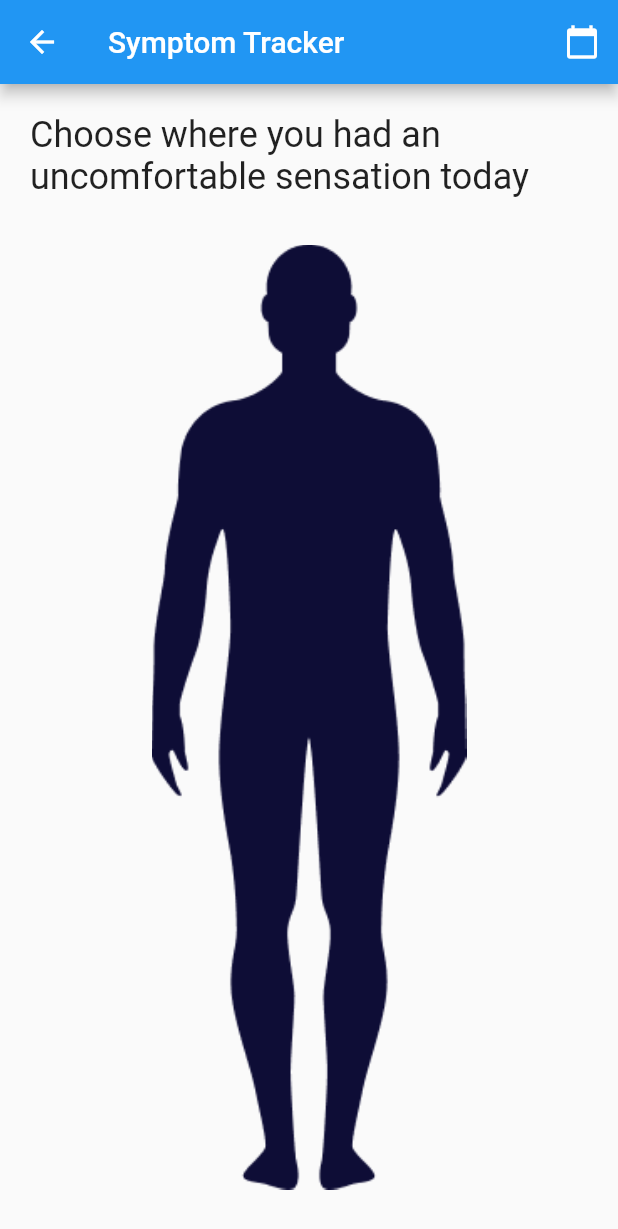
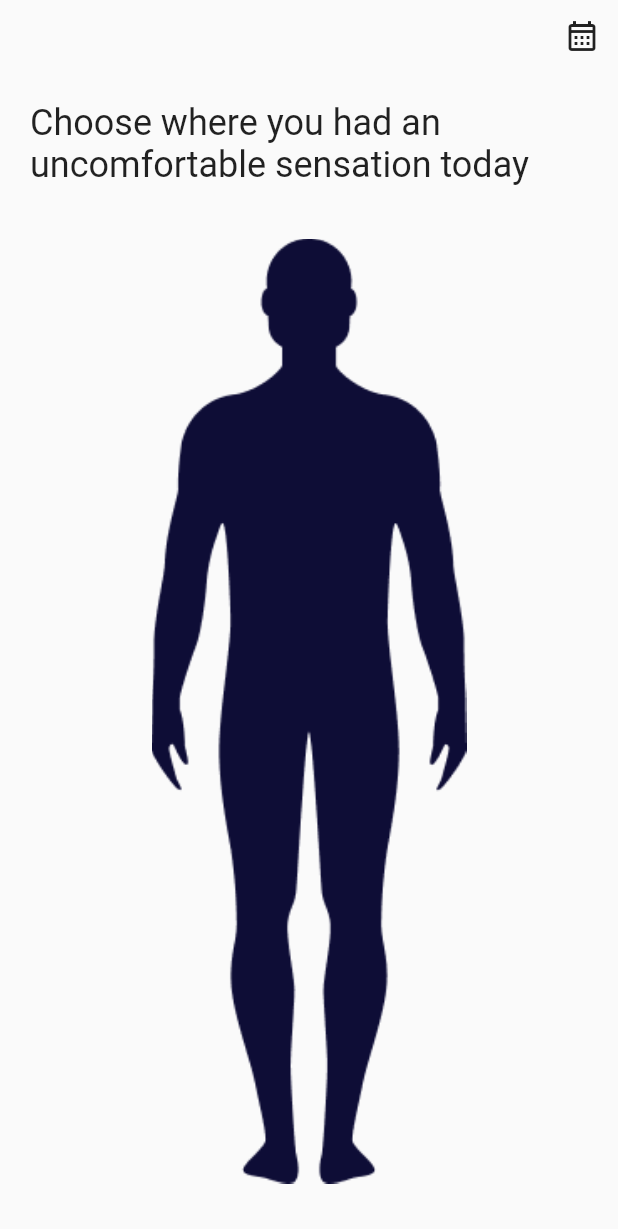
Before and after one commit to Team-Ayura/Ayura-Client, a Flutter app: the WelcomePage screen opened directly, on a phone screen of 412 x 824 dp. Shown: the top 1229 px of the screen. Run offline on Flutter 3.47's test engine with Material 2 defaults, Android fonts, the phone set to English and light mode, and no system bars; our stand-ins replace buttons_tabbar, fl_chart, flutter_animate, flutter_calendar_carousel, flutter_slidable, flutter_svg and 8 more; missing offline and left inert: country_list_pick, flutter_ruler_picker; accounts and stored records are empty.

Commit message:
added navigation on symptom tracking page

```diff
--- a/lib/pages/features/symptom_tracking/welcome.dart
+++ b/lib/pages/features/symptom_tracking/welcome.dart
@@ -9,27 +9,33 @@ class WelcomePage extends StatelessWidget {
   @override
   Widget build(BuildContext context) {
     return Scaffold(
-      appBar: AppBar(
-        title: const Text('Symptom Tracker'),
-        leading: IconButton(
-          icon: const Icon(Icons.arrow_back),
-          onPressed: () {
-            Navigator.pop(context);
-          },
-        ),
-        actions: [
-          IconButton(
-            icon: const Icon(Icons.calendar_today),
-            onPressed: () {
-              // Navigator.push(context, MaterialPageRoute(builder: (context) => Page2()));
-              PageNavigator(context: context).nextPage(Page2());
-            },
-          ),
-        ],
-      ),
+      // appBar: AppBar(
+      //   title: const Text('Symptom Tracker'),
+      //   leading: IconButton(
+      //     icon: const Icon(Icons.arrow_back),
+      //     onPressed: () {
+      //       Navigator.pop(context);
+      //     },
+      //   ),
+      //   actions: [
+      //     IconButton(
+      //       icon: const Icon(Icons.calendar_today),
+      //       onPressed: () {
+      //         // Navigator.push(context, MaterialPageRoute(builder: (context) => Page2()));
+      //         PageNavigator(context: context).nextPage(Page2());
+      //       },
+      //     ),
+      //   ],
+      // ),
       body: Column(
         crossAxisAlignment: CrossAxisAlignment.start,
         children: [
+          Row(
+              mainAxisAlignment: MainAxisAlignment.end,
+              children: [
+IconButton(onPressed:(){PageNavigator(context: context).nextPage(const Page2());} , icon:Icon(Icons.calendar_month_outlined) ),
+            ],),
+
           const Padding(
             padding: EdgeInsets.fromLTRB(20.0, 20.0, 20.0, 0.0),
             child: Text(
```
Also changed, not shown: lib/pages/features/mood_tracking/page1.dart (+11 -5 lines), lib/pages/features/vitals/vitals.dart (+22 -10 lines), lib/widgets/global/vital_tab_bar.dart (added, +69 -0 lines).
